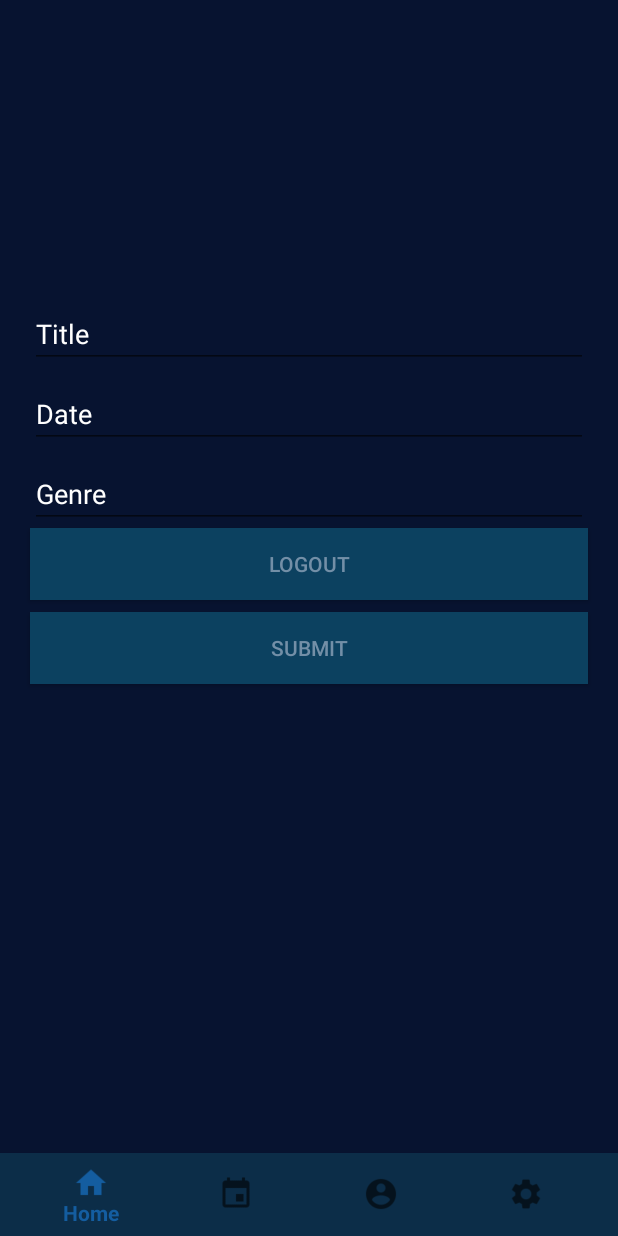
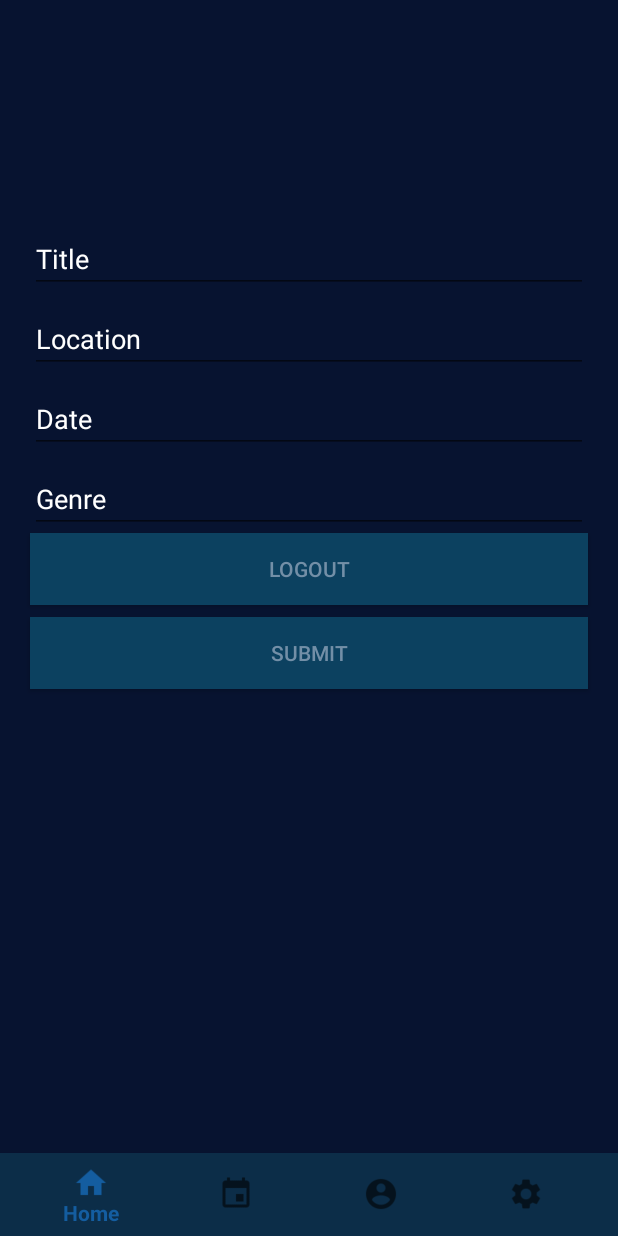
Before and after one commit to AppleVersusOrange/EventPlanner, an Android app: the fragment EventPlannedComposeFragment placed in its activity, on a phone screen of 412 x 824 dp. Run offline under Robolectric (Android 15) with nearby library versions, the phone set to English and light mode, and no system bars; libraries missing offline, so code that uses them is left out: com.codepath.asynchttpclient, com.parse, jp.wasabeef.glide, org.parceler; pictures from the network do not load; 4 statements that could not run were skipped.

Commit message:
commit: working on fixing event composing. currently the app crashes unexpectedly

```diff
--- a/app/src/main/java/com/example/eventir/adapters/EventsPlannedAdapter.java
+++ b/app/src/main/java/com/example/eventir/adapters/EventsPlannedAdapter.java
@@ -43,6 +43,7 @@ public class EventsPlannedAdapter extends RecyclerView.Adapter<EventsPlannedAdap
     class ViewHolder extends RecyclerView.ViewHolder{
 
         private TextView tvEventTitle;
+        private TextView tvLocation;
         private TextView tvEventDate;
         private TextView tvGenre;
         private TextView tvUsername;
@@ -52,11 +53,15 @@ public class EventsPlannedAdapter extends RecyclerView.Adapter<EventsPlannedAdap
 
             tvEventTitle = itemView.findViewById(R.id.tvEventTitle);
 
+            tvLocation = itemView.findViewById(R.id.tvLocation);
+
             tvEventDate= itemView.findViewById(R.id.tvEventDate);
 
             tvGenre = itemView.findViewById(R.id.tvGenre);
 
             tvUsername = itemView.findViewById(R.id.tvUserName);
+
+
 
         }
 
@@ -64,6 +69,7 @@ public class EventsPlannedAdapter extends RecyclerView.Adapter<EventsPlannedAdap
             //Bind event data to view elements
             tvUsername.setText(event.getUser().getUsername());
             tvEventTitle.setText(event.getAttraction());
+            tvLocation.setText(event.getLocation());
             tvEventDate.setText(event.getUserDate());
             tvGenre.setText(event.getGenre());
         }
--- a/app/src/main/java/com/example/eventir/fragments/EventPlannedComposeFragment.java
+++ b/app/src/main/java/com/example/eventir/fragments/EventPlannedComposeFragment.java
@@ -28,6 +28,7 @@ public class EventPlannedComposeFragment extends Fragment {
     public EditText etEventTitle;
     public EditText etEventDate;
     public EditText etGenre;
+    public EditText etLocation;
     private Button btnSubmit;
     private Button btnLogout;
 
@@ -66,21 +67,32 @@ public class EventPlannedComposeFragment extends Fragment {
                 String event_title = etEventTitle.getText().toString();
                 String event_date = etEventDate.getText().toString();
                 String event_genre= etGenre.getText().toString();
+                String event_location = etLocation.getText().toString();
 
+                /*
                 if (event_title.isEmpty()) {
-                    Toast.makeText(getContext(), "Event needs a title", Toast.LENGTH_SHORT).show();
+                    Toast.makeText(getContext(), "Event title required", Toast.LENGTH_SHORT).show();
                     return;
                 }
-                if (event_date.isEmpty()) {
-                    Toast.makeText(getContext(), "Event needs a date", Toast.LENGTH_SHORT).show();
+                */
+                if (event_location.isEmpty()) {
+                    Toast.makeText(getContext(), "Event location required", Toast.LENGTH_SHORT).show();
                     return;
                 }
-                if (event_genre.isEmpty()) {
-                    Toast.makeText(getContext(), "Event Genre required", Toast.LENGTH_SHORT).show();
+                /*
+                if (event_date.isEmpty()) {
+                    Toast.makeText(getContext(), "Event date required", Toast.LENGTH_SHORT).show();
                     return;
                 }
+                */
+                 /*
+                if (event_genre.isEmpty()) {
+                    Toast.makeText(getContext(), "Event genre required", Toast.LENGTH_SHORT).show();
+                    return;
+                }
+                */
                 ParseUser currentUser = ParseUser.getCurrentUser();
-                saveEvent(event_title, event_date, event_genre, currentUser);
+                saveEvent(event_title, event_location, event_date, event_genre, currentUser);
             }
         });
 
@@ -95,9 +107,10 @@ public class EventPlannedComposeFragment extends Fragment {
     }
 
 
-    private void saveEvent(String event_title, String event_date, String event_genre ,ParseUser currentUser) {                  //private initially
+    private void saveEvent(String event_title, String event_location, String event_date, String event_genre ,ParseUser currentUser) {                  //private initially
         EventsPlanned event = new EventsPlanned();
         event.setAttraction(event_title);
+        event.setLocation(event_location);
         event.setUserDate(event_date);
         event.setGenre(event_genre);
         event.setUser(currentUser);
@@ -114,6 +127,7 @@ public class EventPlannedComposeFragment extends Fragment {
                 etEventTitle.setText("");
                 etEventDate.setText("");
                 etGenre.setText("");
+                etLocation.setText("");
 
             }
         });
--- a/app/src/main/java/com/example/eventir/fragments/EventPlannedFragment.java
+++ b/app/src/main/java/com/example/eventir/fragments/EventPlannedFragment.java
@@ -114,6 +114,7 @@ public class EventPlannedFragment extends Fragment {
         query.include(EventsPlanned.KEY_EVENT_TITLE);
         query.include(EventsPlanned.KEY_EVENT_DATE);
         query.include(EventsPlanned.KEY_GENRE);
+        query.include(EventsPlanned.KEY_EVENT_LOC);
         query.setLimit(20);
         query.addDescendingOrder(EventsPlanned.KEY_CREATED_DATE);
         query.findInBackground(new FindCallback<EventsPlanned>() {
@@ -125,7 +126,7 @@ public class EventPlannedFragment extends Fragment {
                 }
 
                 for(EventsPlanned event : events){
-                    Log.i(TAG, "EVENT: " + event.getAttraction() + ", GENRE:  " + event.getGenre() + ", DATE: " + event.getUserDate() + ", username: " + event.getUser().getUsername());
+                    Log.i(TAG, "EVENT: " + event.getAttraction() + "LOCATION: " + event.getLocation() + ", GENRE:  " + event.getGenre() + ", DATE: " + event.getUserDate() + ", username: " + event.getUser().getUsername());
                     //Log.i(TAG, "EVENT: " + event.getAttraction() + " username: " + event.getUser().getUsername());
                 }
 
--- a/app/src/main/res/layout/fragment_eventplanned_compose.xml
+++ b/app/src/main/res/layout/fragment_eventplanned_compose.xml
@@ -12,11 +12,22 @@
         android:layout_width="match_parent"
         android:layout_height="wrap_content"
         android:layout_marginLeft="20dp"
-        android:layout_marginTop="200dp"
+        android:layout_marginTop="150dp"
         android:layout_marginRight="20dp"
         android:hint="Title"
         android:textColor="#FFFFFF"
-        android:textColorHint="#FFFFFF"/>
+        android:textColorHint="#FFFFFF" />
+
+    <EditText
+        android:id="@+id/etEventLocation"
+        android:layout_width="match_parent"
+        android:layout_height="wrap_content"
+        android:layout_marginLeft="20dp"
+        android:layout_marginTop="8dp"
+        android:layout_marginRight="20dp"
+        android:hint="Location"
+        android:textColor="#FFFFFF"
+        android:textColorHint="#FFFFFF" />
 
     <EditText
         android:id="@+id/etEventDate"
```
Also changed, not shown: app/src/main/java/com/example/eventir/models/EventsPlanned.java (+12 -0 lines), app/src/main/res/layout/event_planned.xml (+16 -5 lines).
